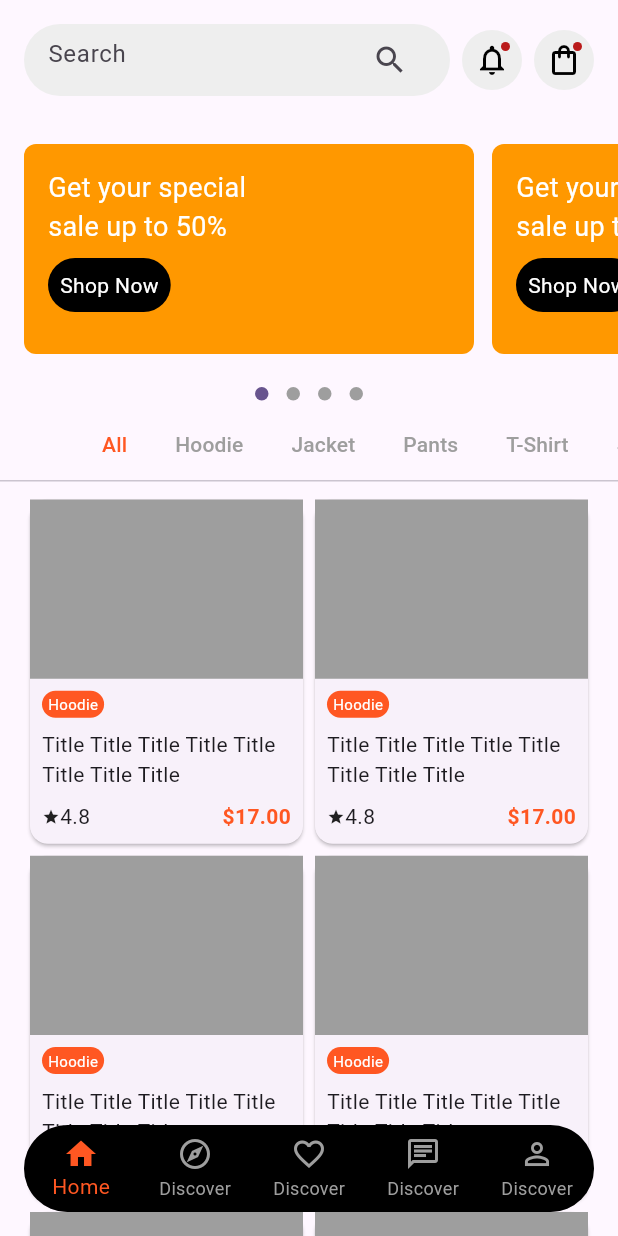
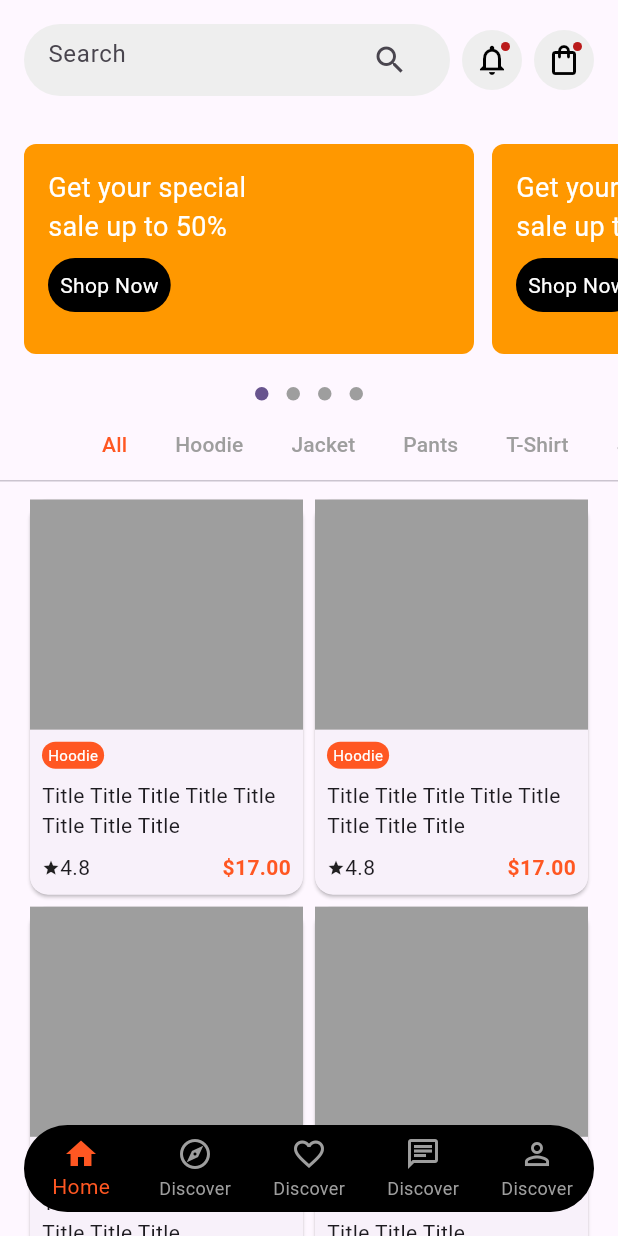
Before and after one commit to JAICHANGPARK/flutter_notebook_chapter_33, a Flutter app: the EcommerceMainPage screen opened directly, on a phone screen of 412 x 824 dp. Run offline on Flutter 3.47's test engine with Material 2 defaults, Android fonts, the phone set to English and light mode, and no system bars; drawn by our look-alikes of dots_indicator.

Commit message:
Update e_commerce_main_page.dart

```diff
--- a/lib/ep1655_e_commerce_app/view/e_commerce_main_page.dart
+++ b/lib/ep1655_e_commerce_app/view/e_commerce_main_page.dart
@@ -134,7 +134,7 @@ class _EcommerceMainPageState extends State<EcommerceMainPage> {
                               padding: const EdgeInsets.fromLTRB(16, 8, 16, 0),
                               child: GridView.builder(
                                 gridDelegate: const SliverGridDelegateWithFixedCrossAxisCount(
-                                    crossAxisCount: 2, childAspectRatio: 0.8),
+                                    crossAxisCount: 2, childAspectRatio: 0.7),
                                 itemBuilder: (context, index) {
                                   return Card(
                                     child: Column(
```
